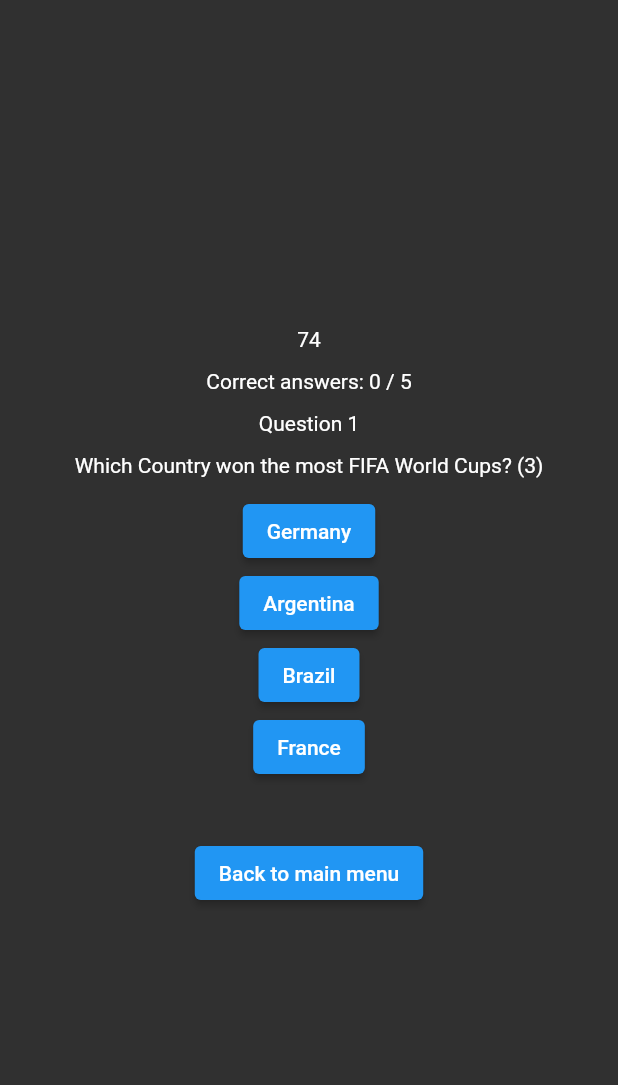
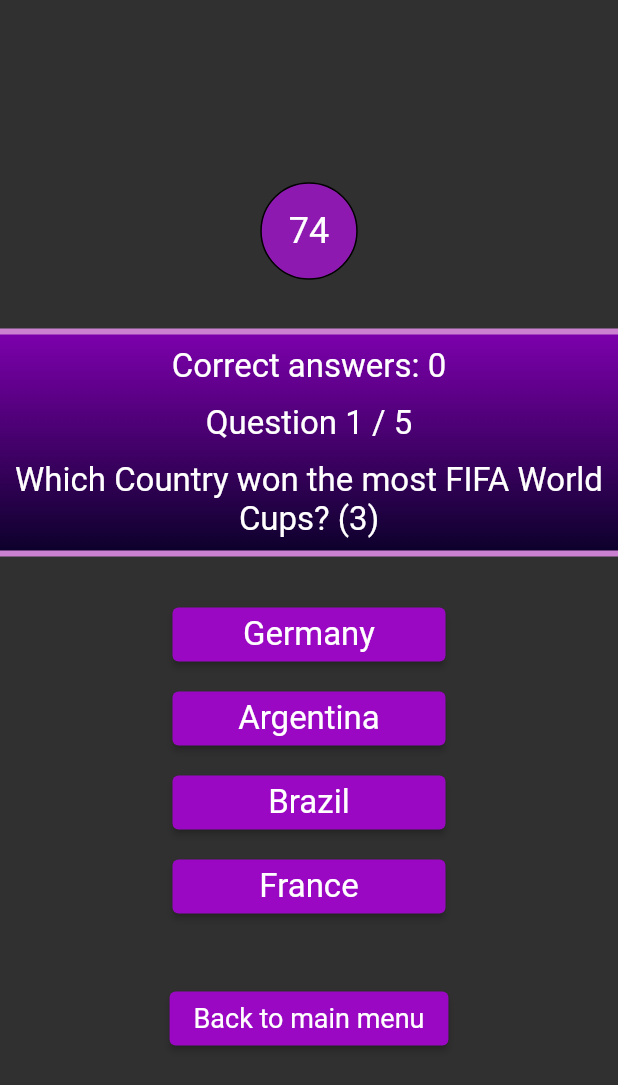
Before and after one commit to sk1z/quiz, a Flutter app: the screen it shows after launch, after a tap on "Start Game", on a phone screen of 412 x 824 dp. Shown: the top 1085 px of the screen. Run offline on Flutter 3.47's test engine with Material 2 defaults, Android fonts, the phone set to English and light mode, and no system bars; our stand-ins replace bloc, connectivity_plus, device_info_plus, equatable, firebase_core, firebase_remote_config and 3 more; missing offline and left inert: flutter_inappwebview; accounts and stored records are empty.

Commit message:
customized quiz

```diff
--- a/lib/app.dart
+++ b/lib/app.dart
@@ -4,10 +4,11 @@ import 'package:flutter_bloc/flutter_bloc.dart';
 import 'package:quiz_game/app_bloc/app_bloc.dart';
 import 'package:quiz_game/pages/no_connection_page.dart';
 import 'package:quiz_game/quiz.dart';
+import 'package:quiz_game/quiz_bloc/quiz_bloc.dart';
 import 'package:quiz_game/webview.dart';
 
 class App extends StatelessWidget {
-  const App({
+  App({
     super.key,
     required this.internetConnection,
     this.url,
@@ -19,6 +20,8 @@ class App extends StatelessWidget {
   final String? url;
   final FirebaseRemoteConfig remoteConfig;
   final bool isEmu;
+
+  final QuizBloc _quizBloc = QuizBloc();
 
   @override
   Widget build(BuildContext context) {
@@ -35,7 +38,10 @@ class App extends StatelessWidget {
             if (!state.internetConnection) {
               return const NoConnectionPage();
             } else if (state.url == null || state.url == '' || isEmu) {
-              return Quiz();
+              return BlocProvider.value(
+                value: _quizBloc,
+                child: Quiz(quizBloc: _quizBloc),
+              );
             }
 
             return AppWebView(url: state.url!);
--- a/lib/pages/stage_page.dart
+++ b/lib/pages/stage_page.dart
@@ -1,6 +1,7 @@
 import 'package:flutter/material.dart';
 import 'package:flutter_bloc/flutter_bloc.dart';
 import 'package:quiz_game/quiz_bloc/quiz_bloc.dart';
+import 'package:quiz_game/widgets/widgets.dart';
 
 class StagePage extends StatelessWidget {
   const StagePage({super.key, required this.stage});
@@ -16,7 +17,10 @@ class StagePage extends StatelessWidget {
       buildWhen: (QuizState previous, QuizState current) =>
           previous.timeLeft != current.timeLeft,
       builder: (BuildContext context, QuizState state) {
-        return Text('${state.timeLeft}');
+        return Text(
+          '${state.timeLeft}',
+          style: const TextStyle(fontSize: 24),
+        );
       },
     );
 
@@ -24,26 +28,65 @@ class StagePage extends StatelessWidget {
       mainAxisAlignment: MainAxisAlignment.center,
       crossAxisAlignment: CrossAxisAlignment.center,
       children: [
-        timer,
-        const SizedBox(height: 12),
+        Container(
+          decoration: BoxDecoration(
+            shape: BoxShape.circle,
+            border: Border.all(color: Colors.black),
+            color: const Color(0xff8e19b0),
+          ),
+          child: Padding(
+            padding: const EdgeInsets.all(18),
+            child: timer,
+          ),
+        ),
+        const SizedBox(height: 32),
+        Container(
+          width: double.infinity,
+          decoration: const BoxDecoration(
+            border: Border(
+              top: BorderSide(width: 4, color: Color(0xffcb81d0)),
+              bottom: BorderSide(width: 4, color: Color(0xffcb81d0)),
+            ),
+            gradient: LinearGradient(
+              begin: Alignment.topCenter,
+              end: Alignment.bottomCenter,
+              colors: [
+                Color(0xff7f00af),
+                Color(0xff0a0128),
+              ],
+            ),
+          ),
+          child: Padding(
+            padding: const EdgeInsets.symmetric(horizontal: 8, vertical: 8),
+            child: Column(children: [
               Text(
-          'Correct answers: ${state.correctAnswerCount} / ${state.stages.length}',
+                'Correct answers: ${state.correctAnswerCount}',
                 textAlign: TextAlign.center,
               ),
               const SizedBox(height: 12),
-        Text('Question ${state.stage + 1}'),
+              Text('Question ${state.stage + 1} / ${state.stages.length}'),
               const SizedBox(height: 12),
-        Text(quizStage.question),
-        const SizedBox(height: 12),
+              Text(
+                quizStage.question,
+                textAlign: TextAlign.center,
+              ),
+            ]),
+          ),
+        ),
+        const SizedBox(height: 24),
         Column(
+          crossAxisAlignment: CrossAxisAlignment.center,
           children: quizStage.answers
-              .map((Answer answer) => ElevatedButton(
-                    child: Text(answer.answer),
-                    onPressed: () {
+              .map((Answer answer) => Padding(
+                    padding: const EdgeInsets.symmetric(vertical: 4),
+                    child: StageItem(
+                      text: answer.answer,
+                      onTap: () {
                         context
                             .read<QuizBloc>()
                             .add(AnswerSelected(answer.number));
                       },
+                    ),
                   ))
               .toList(),
         ),
@@ -59,10 +102,7 @@ class StagePage extends StatelessWidget {
 
     return Scaffold(
       body: SafeArea(
-        child: Padding(
-          padding: const EdgeInsets.symmetric(horizontal: 32),
         child: Center(child: child),
-        ),
       ),
     );
   }
--- a/lib/quiz.dart
+++ b/lib/quiz.dart
@@ -1,5 +1,6 @@
 import 'dart:async';
 
+import 'package:flutter/foundation.dart';
 import 'package:flutter/material.dart';
 import 'package:flutter_bloc/flutter_bloc.dart';
 import 'package:go_router/go_router.dart';
@@ -7,25 +8,24 @@ import 'package:quiz_game/quiz_bloc/quiz_bloc.dart';
 import 'package:quiz_game/pages/pages.dart';
 
 class Quiz extends StatelessWidget {
-  Quiz({super.key}) : _quizBloc = QuizBloc();
+  Quiz({super.key, required this.quizBloc});
 
-  final QuizBloc _quizBloc;
+  final QuizBloc quizBloc;
 
   @override
   Widget build(BuildContext context) {
     return BlocProvider.value(
-      value: _quizBloc,
+      value: quizBloc,
       child: MaterialApp.router(
-        title: 'Quiz Game',
         debugShowCheckedModeBanner: false,
-        theme: ThemeData.dark(),
+        theme: _theme,
         routerConfig: _router,
       ),
     );
   }
 
   late final _QuizStateRefreshStream _quizState =
-      _QuizStateRefreshStream(_quizBloc);
+      _QuizStateRefreshStream(quizBloc);
 
   late final GoRouter _router = GoRouter(
     routes: [
@@ -83,3 +83,22 @@ class _QuizStateRefreshStream extends ChangeNotifier {
     super.dispose();
   }
 }
+
+ThemeData get _theme => kDebugMode ? _createTheme : _releaseTheme;
+
+final _releaseTheme = _createTheme;
+
+ThemeData get _createTheme {
+  return ThemeData.dark().copyWith(
+    textTheme: const TextTheme(
+      bodyText1: TextStyle(fontSize: 22),
+      bodyText2: TextStyle(fontSize: 22),
+    ),
+    elevatedButtonTheme: ElevatedButtonThemeData(
+      style: ElevatedButton.styleFrom(
+        backgroundColor: const Color(0xff9a08c3),
+        textStyle: const TextStyle(fontSize: 18),
+      ),
+    ),
+  );
+}
--- /dev/null
+++ b/lib/widgets/stage_item.dart
@@ -0,0 +1,23 @@
+import 'package:flutter/material.dart';
+
+class StageItem extends StatelessWidget {
+  const StageItem({super.key, required this.text, this.onTap});
+
+  final String text;
+  final VoidCallback? onTap;
+
+  @override
+  Widget build(BuildContext context) {
+    return ElevatedButton(
+      onPressed: onTap,
+      child: ConstrainedBox(
+        constraints: const BoxConstraints(minWidth: 150),
+        child: Text(
+          text,
+          textAlign: TextAlign.center,
+          style: const TextStyle(fontSize: 22),
+        ),
+      ),
+    );
+  }
+}
--- /dev/null
+++ b/lib/widgets/widgets.dart
@@ -0,0 +1 @@
+export 'stage_item.dart';
```
Lines whose indentation alone changed are shown as unchanged.
